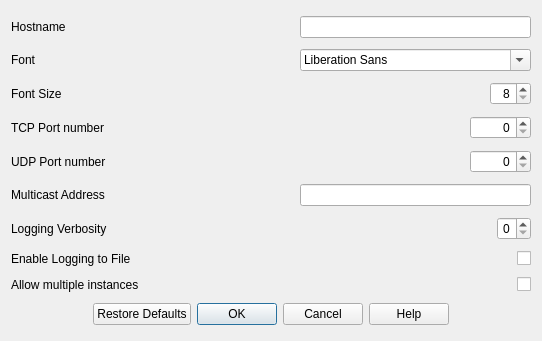
Old version of the form ui/pxmsettingsdialog.ui in the repository corybolar/PXMessenger.
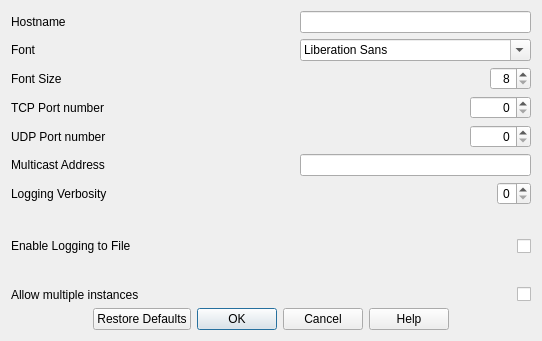
New version of the form.

The edit to the form file:
```diff
--- a/ui/pxmsettingsdialog.ui
+++ b/ui/pxmsettingsdialog.ui
@@ -28,6 +28,12 @@
   <layout class="QGridLayout" name="gridLayout">
    <item row="9" column="4">
     <widget class="QCheckBox" name="LogActiveCheckBox">
+     <property name="sizePolicy">
+      <sizepolicy hsizetype="Minimum" vsizetype="MinimumExpanding">
+       <horstretch>0</horstretch>
+       <verstretch>0</verstretch>
+      </sizepolicy>
+     </property>
      <property name="layoutDirection">
       <enum>Qt::RightToLeft</enum>
      </property>
@@ -221,6 +227,9 @@
      <property name="maxLength">
       <number>24</number>
      </property>
+     <property name="alignment">
+      <set>Qt::AlignRight|Qt::AlignTrailing|Qt::AlignVCenter</set>
+     </property>
     </widget>
    </item>
    <item row="2" column="4">
@@ -254,6 +263,9 @@
      <property name="layoutDirection">
       <enum>Qt::RightToLeft</enum>
      </property>
+     <property name="alignment">
+      <set>Qt::AlignRight|Qt::AlignTrailing|Qt::AlignVCenter</set>
+     </property>
     </widget>
    </item>
    <item row="10" column="0">
```
